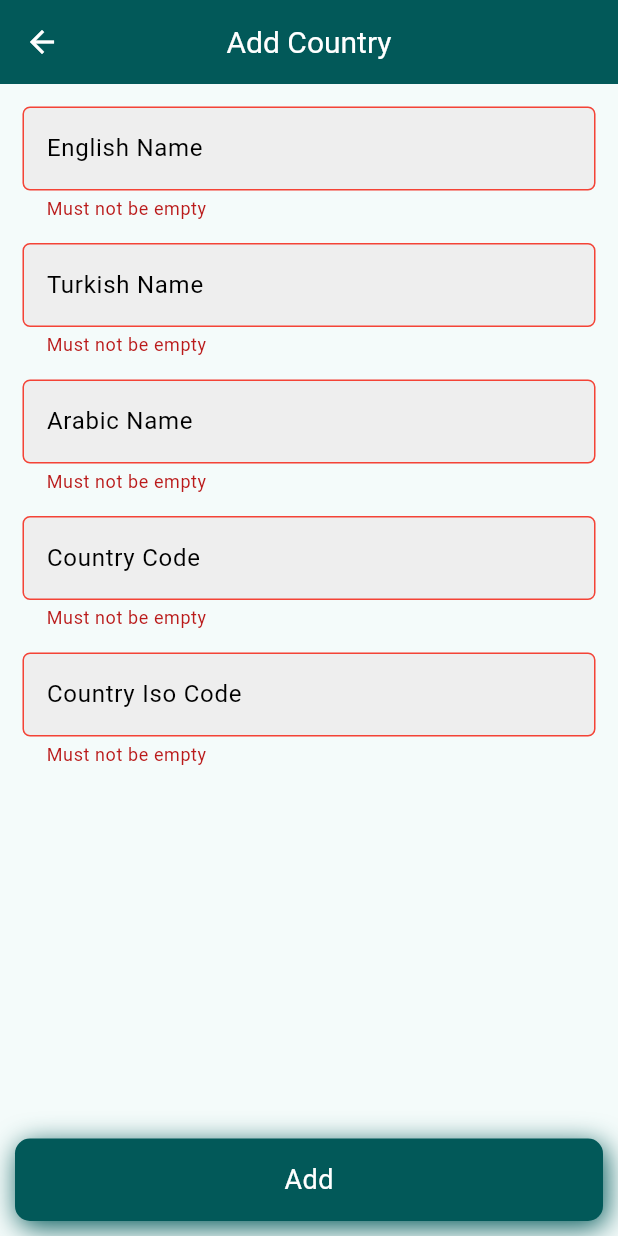
After one commit to salahelden18/market_app_admin_2, a Flutter app: the AddEditCountry screen opened by its route, after a tap on "Add", on a phone screen of 412 x 824 dp. The commit adds this screen. Run offline on Flutter 3.47's test engine with Material 3 defaults, Android fonts, the phone set to English and light mode, and no system bars; our stand-ins replace animate_do, bloc, dartz, equatable, flutter_bloc, fluttertoast and 3 more; accounts and stored records are empty.

Commit message:
Working on addresses

```diff
--- a/lib/core/constants/endpoint_constants.dart
+++ b/lib/core/constants/endpoint_constants.dart
@@ -12,4 +12,7 @@ class EndpointConstants {
   static const String subCategoryPath = "$_basePath/SubCategory";
   static const String subCategoriesInsidecategoryPath =
       "$subCategoryPath/Category";
+
+// Countires
+  static const String countries = '$_basePath/Countries';
 }
--- a/lib/core/constants/list_constants.dart
+++ b/lib/core/constants/list_constants.dart
@@ -1,3 +1,5 @@
+import 'package:market_app_web_2/features/addresses/presentation/views/addresses_screen.dart';
+
 import '../../features/categories/presentation/views/categories_screen.dart';
 
 import '../models/side_menu_model.dart';
@@ -9,7 +11,7 @@ class ListConstants {
         navigationScreen: CategoriesScreen.routeName,
         title: 'Categories'),
     SideMenuModel(
-        id: 3, navigationScreen: 'navigationScreen', title: 'Address'),
+        id: 3, navigationScreen: AddressesScreen.routeName, title: 'Addresses'),
     SideMenuModel(
         id: 4, navigationScreen: 'navigationScreen', title: 'Payment Methods'),
     SideMenuModel(
--- a/lib/core/style/theme.dart
+++ b/lib/core/style/theme.dart
@@ -6,6 +6,7 @@ final appTheme = ThemeData(
   useMaterial3: true,
   appBarTheme: const AppBarTheme(
     backgroundColor: AppColors.primaryColor,
+    titleTextStyle: TextStyle(fontSize: 20),
     centerTitle: true,
     foregroundColor: Colors.white,
   ),
--- a/lib/core/utils/router.dart
+++ b/lib/core/utils/router.dart
@@ -1,8 +1,12 @@
 import 'package:flutter/material.dart';
+import 'package:market_app_web_2/features/addresses/presentation/model_view/countries_cubit/countries_cubit.dart';
+import 'package:market_app_web_2/features/addresses/presentation/views/countries/add_new_country_screen.dart';
+import 'package:market_app_web_2/features/addresses/presentation/views/addresses_screen.dart';
 import 'package:market_app_web_2/features/authentication/presentation/views/authentication_screen.dart';
 import 'package:market_app_web_2/features/categories/presentation/views/add_edit_category_screen.dart';
 import 'package:market_app_web_2/features/categories/presentation/views/categories_screen.dart';
 import 'package:market_app_web_2/features/home/presentation/views/home_screen.dart';
+import 'package:market_app_web_2/service_locator.dart';
 import 'package:market_app_web_2/splash_screen.dart';
 
 Route<dynamic> generateRouter(RouteSettings settings) {
@@ -19,6 +23,12 @@ Route<dynamic> generateRouter(RouteSettings settings) {
     case AddEditCategoryScreen.routeName:
       return MaterialPageRoute(
           builder: (ctx) => const AddEditCategoryScreen(), settings: settings);
+    case AddressesScreen.routeName:
+      return MaterialPageRoute(
+          builder: (ctx) => const AddressesScreen(), settings: settings);
+    case AddEditCountry.routeName:
+      return MaterialPageRoute(
+          builder: (ctx) => AddEditCountry(), settings: settings);
     default:
       return MaterialPageRoute(
         builder: (ctx) => const SplashScreen(),
--- /dev/null
+++ b/lib/core/widgets/loading_shape.dart
@@ -0,0 +1,21 @@
+import 'package:flutter/material.dart';
+
+// ignore: must_be_immutable
+class LoadingShapeFullScreen extends StatelessWidget {
+  LoadingShapeFullScreen(
+      {super.key, required this.child, required this.condition});
+  Widget child;
+  bool condition;
+  @override
+  Widget build(BuildContext context) {
+    return Stack(
+      children: [
+        child,
+        if (condition)
+          Container(
+              color: Colors.black26,
+              child: const Center(child: CircularProgressIndicator())),
+      ],
+    );
+  }
+}
--- /dev/null
+++ b/lib/core/widgets/my_main_button.dart
@@ -0,0 +1,55 @@
+import 'package:flutter/material.dart';
+import 'package:market_app_web_2/core/style/app_colors.dart';
+
+// ignore: must_be_immutable
+class MyMainButton extends StatefulWidget {
+  final BuildContext context;
+  Function onTap;
+  final String title;
+  final EdgeInsetsGeometry margin;
+
+  MyMainButton({
+    super.key,
+    required this.context,
+    required this.onTap,
+    required this.title,
+    this.margin = const EdgeInsetsDirectional.all(0),
+  });
+
+  @override
+  State<MyMainButton> createState() => _MyMainButtonState();
+}
+
+class _MyMainButtonState extends State<MyMainButton> {
+  @override
+  Widget build(BuildContext context) {
+    double screenWidth = MediaQuery.of(context).size.width;
+    return Padding(
+      padding: widget.margin,
+      child: InkWell(
+        onTap: () {
+          widget.onTap();
+        },
+        child: Container(
+          height: (screenWidth * .04).clamp(55, 65),
+          decoration: BoxDecoration(
+              color: AppColors.primaryColor,
+              borderRadius: BorderRadius.circular(10),
+              boxShadow: const [
+                BoxShadow(
+                  color: AppColors.primaryColor,
+                  offset: Offset(2, 4),
+                  blurRadius: 15,
+                )
+              ]),
+          child: Center(
+              child: Text(widget.title,
+                  style: const TextStyle(
+                    fontSize: 18,
+                    color: Colors.white,
+                  ))),
+        ),
+      ),
+    );
+  }
+}
--- /dev/null
+++ b/lib/features/addresses/data/models/add_address_model.dart
@@ -0,0 +1,34 @@
+class AddAddressModel {
+  String? enName;
+  String? arName;
+  String? trName;
+  String? countryIsoCode;
+  String? countryCode;
+
+  AddAddressModel({
+    required this.enName,
+    required this.arName,
+    required this.trName,
+    required this.countryIsoCode,
+    required this.countryCode,
+  });
+
+  AddAddressModel.fromJson(Map<String, dynamic> json) {
+    enName = json['enName'] ?? json['enName'].toString();
+    arName = json['arName'] ?? json['arName'].toString();
+    trName = json['trName'] ?? json['trName'].toString();
+    countryIsoCode =
+        json['countryIsoCode'] ?? json['countryIsoCode'].toString();
+    countryCode = json['countryCode'] ?? json['countryCode'].toString();
+  }
+
+  Map<String, dynamic> toJson() {
+    final Map<String, dynamic> data = <String, dynamic>{};
+    data['enName'] = enName;
+    data['arName'] = arName;
+    data['trName'] = trName;
+    data['countryIsoCode'] = countryIsoCode;
+    data['countryCode'] = countryCode;
+    return data;
+  }
+}
--- /dev/null
+++ b/lib/features/addresses/data/models/address_model.dart
@@ -0,0 +1,41 @@
+class AddressModel {
+  String? enName;
+  String? arName;
+  String? trName;
+  String? countryIsoCode;
+  String? countryCode;
+  String? id;
+  String? createdAt;
+
+  AddressModel(
+      {required this.enName,
+      required this.arName,
+      required this.trName,
+      required this.countryIsoCode,
+      required this.countryCode,
+      required this.id,
+      required this.createdAt});
+
+  AddressModel.fromJson(Map<String, dynamic> json) {
+    enName = json['enName'] ?? json['enName'].toString();
+    arName = json['arName'] ?? json['arName'].toString();
+    trName = json['trName'] ?? json['trName'].toString();
+    countryIsoCode =
+        json['countryIsoCode'] ?? json['countryIsoCode'].toString();
+    countryCode = json['countryCode'] ?? json['countryCode'].toString();
+    id = json['id'] ?? json['id'].toString();
+    createdAt = json['createdAt'] ?? json['createdAt'].toString();
+  }
+
+  Map<String, dynamic> toJson() {
+    final Map<String, dynamic> data = <String, dynamic>{};
+    data['enName'] = enName;
+    data['arName'] = arName;
+    data['trName'] = trName;
+    data['countryIsoCode'] = countryIsoCode;
+    data['countryCode'] = countryCode;
+    data['id'] = id;
+    data['createdAt'] = createdAt;
+    return data;
+  }
+}
--- /dev/null
+++ b/lib/features/addresses/presentation/model_view/countries_cubit/countries_cubit.dart
@@ -0,0 +1,39 @@
+import 'package:bloc/bloc.dart';
+import 'package:equatable/equatable.dart';
+import 'package:market_app_web_2/features/addresses/data/models/add_address_model.dart';
+import 'package:market_app_web_2/features/addresses/data/models/address_model.dart';
+import 'package:market_app_web_2/features/addresses/data/repository/countries_repo/countries_repo_impl.dart';
+import 'package:market_app_web_2/service_locator.dart';
+part 'countries_state.dart';
+
+class CountriesCubit extends Cubit<CountriesStates> {
+  CountriesCubit() : super(CountriesInitial());
+
+  final CountriesRepoImpl countriesRepoImpl = CountriesRepoImpl(sl());
+  List<AddressModel> countries = [];
+
+  getCountries() async {
+    emit(GetCountriesLoadingState());
+
+    var result = await countriesRepoImpl.getCountries();
+
+    result.fold((left) => emit(GetCountriesFailureState(left.message)),
+        (right) {
+      emit(GetCountriesSuccessState(right!));
+    });
+  }
+
+  addCountry({
+    required AddAddressModel addAddressModel,
+  }) async {
+    emit(AddCountryLoadingState());
+
+    var result =
+        await countriesRepoImpl.addCountry(addAddressModel: addAddressModel);
+
+    result.fold((left) => emit(AddCountryFailureState(left.message)), (right) {
+      getCountries();
+      emit(AddCountrySuccessState());
+    });
+  }
+}
--- /dev/null
+++ b/lib/features/addresses/presentation/model_view/countries_cubit/countries_state.dart
@@ -0,0 +1,49 @@
+part of 'countries_cubit.dart';
+
+sealed class CountriesStates extends Equatable {
+  const CountriesStates();
+
+  @override
+  List<Object> get props => [];
+}
+
+final class CountriesInitial extends CountriesStates {}
+
+final class GetCountriesLoadingState extends CountriesStates {}
+
+final class GetCountriesSuccessState extends CountriesStates {
+  final List<AddressModel> countries;
+  const GetCountriesSuccessState(this.countries);
+}
+
+final class GetCountriesFailureState extends CountriesStates {
+  final String failureMessage;
+  const GetCountriesFailureState(this.failureMessage);
+}
+
+final class AddCountryLoadingState extends CountriesStates {}
+
+final class AddCountrySuccessState extends CountriesStates {}
+
+final class AddCountryFailureState extends CountriesStates {
+  final String failureMessage;
+  const AddCountryFailureState(this.failureMessage);
+}
+
+final class EditCountryLoadingState extends CountriesStates {}
+
+final class EditCountrySuccessState extends CountriesStates {}
+
+final class EditCountryFailureState extends CountriesStates {
+  final String failureMessage;
+  const EditCountryFailureState(this.failureMessage);
+}
+
+final class DeleteCountryLoadingState extends CountriesStates {}
+
+final class DeleteCountrySuccessState extends CountriesStates {}
+
+final class DeleteCountryFailureState extends CountriesStates {
+  final String failureMessage;
+  const DeleteCountryFailureState(this.failureMessage);
+}
--- /dev/null
+++ b/lib/features/addresses/presentation/views/countries/add_new_country_screen.dart
@@ -0,0 +1,132 @@
+import 'package:flutter/material.dart';
+import 'package:flutter_bloc/flutter_bloc.dart';
+import 'package:market_app_web_2/core/widgets/loading_shape.dart';
+import 'package:market_app_web_2/core/widgets/my_main_button.dart';
+import 'package:market_app_web_2/core/widgets/text_form_field_widget.dart';
+import 'package:market_app_web_2/features/addresses/data/models/add_address_model.dart';
+import 'package:market_app_web_2/features/addresses/presentation/model_view/countries_cubit/countries_cubit.dart';
+import 'package:market_app_web_2/service_locator.dart';
+
+class AddEditCountry extends StatelessWidget {
+  static const String routeName = 'add-edit-country-screen';
+  final TextEditingController enNameController = TextEditingController();
+  final TextEditingController trNameController = TextEditingController();
+  final TextEditingController arNameController = TextEditingController();
+  final TextEditingController countryCodeController = TextEditingController();
+  final TextEditingController countryIsoCodeController =
+      TextEditingController();
+  final formKey = GlobalKey<FormState>();
+
+  AddEditCountry({super.key});
+
+  @override
+  Widget build(BuildContext context) {
+    bool isLoading = false;
+    return BlocConsumer<CountriesCubit, CountriesStates>(
+      listener: (context, state) {
+        if (state is AddCountryLoadingState) {
+          isLoading = true;
+        }
+        if (state is GetCountriesSuccessState) {
+          Navigator.pop(context);
+        }
+        isLoading = false;
+      },
+      builder: (context, state) {
+        return LoadingShapeFullScreen(
+          condition: isLoading,
+          child: Scaffold(
+            appBar: AppBar(
+              title: const Text('Add Country'),
+            ),
+            body: Padding(
+              padding: const EdgeInsets.all(15),
+              child: Form(
+                key: formKey,
+                child: ListView(
+                  children: [
+                    TextFormFieldWidget(
+                      label: 'English Name ',
+                      controller: enNameController,
+                      validator: (v) {
+                        if (v!.isEmpty) {
+                          return 'Must not be empty';
+                        }
+                        return null;
+                      },
+                    ),
+                    const SizedBox(height: 15),
+                    TextFormFieldWidget(
+                      label: 'Turkish Name ',
+                      controller: trNameController,
+                      validator: (v) {
+                        if (v!.isEmpty) {
+                          return 'Must not be empty';
+                        }
+                        return null;
+                      },
+                    ),
+                    const SizedBox(height: 15),
+                    TextFormFieldWidget(
+                      label: 'Arabic Name ',
+                      controller: arNameController,
+                      validator: (v) {
+                        if (v!.isEmpty) {
+                          return 'Must not be empty';
+                        }
+                        return null;
+                      },
+                    ),
+                    const SizedBox(height: 15),
+                    TextFormFieldWidget(
+                      label: 'Country Code',
+                      controller: countryCodeController,
+                      validator: (v) {
+                        if (v!.isEmpty) {
+                          return 'Must not be empty';
+                        }
+                        return null;
+                      },
+                    ),
+                    const SizedBox(height: 15),
+                    TextFormFieldWidget(
+                      label: 'Country Iso Code',
+                      controller: countryIsoCodeController,
+                      validator: (v) {
+                        if (v!.isEmpty) {
+                          return 'Must not be empty';
+                        }
+                        return null;
+                      },
+                    ),
+                  ],
+                ),
+              ),
+            ),
+            bottomNavigationBar: Padding(
+              padding: const EdgeInsets.all(10),
+              child: MyMainButton(
+                context: context,
+                onTap: () {
+                  if (formKey.currentState!.validate()) {
+                    AddAddressModel addAddressModel = AddAddressModel(
+                      enName: enNameController.text,
+                      arName: arNameController.text,
+                      trName: trNameController.text,
+                      countryIsoCode: countryIsoCodeController.text,
+                      countryCode: countryCodeController.text,
+                    );
+
+                    sl<CountriesCubit>()
+                        .addCountry(addAddressModel: addAddressModel);
+                  }
+                },
+                title: 'Add',
+              ),
+            ),
+          ),
+        );
+      },
+    );
+  }
+}
--- a/lib/main.dart
+++ b/lib/main.dart
@@ -1,5 +1,6 @@
 import 'package:flutter/material.dart';
 import 'package:flutter_bloc/flutter_bloc.dart';
+import 'package:market_app_web_2/features/addresses/presentation/model_view/countries_cubit/countries_cubit.dart';
 import 'package:market_app_web_2/features/categories/presentation/model_views/subcategory/subcategory_cubit.dart';
 import 'core/cubit/sidemenu/side_menu_cubit.dart';
 import 'core/style/theme.dart';
@@ -38,10 +39,10 @@ class MyApp extends StatelessWidget {
         BlocProvider(create: (ctx) => SideMenuCubit()..init()),
         BlocProvider(create: (ctx) => CategoriesCubit(di.sl())),
         BlocProvider(create: (ctx) => SubCategoryCubit(di.sl())),
+        BlocProvider(create: (ctx) => CountriesCubit()),
       ],
       child: MaterialApp(
         debugShowCheckedModeBanner: false,
-        title: 'Flutter Demo',
         theme: appTheme,
         onGenerateRoute: generateRouter,
         home: const SplashScreen(),
--- a/lib/service_locator.dart
+++ b/lib/service_locator.dart
@@ -1,4 +1,5 @@
 import 'package:get_it/get_it.dart';
+import 'package:market_app_web_2/features/addresses/presentation/model_view/countries_cubit/countries_cubit.dart';
 import 'package:market_app_web_2/features/categories/data/repo/categories_repo.dart';
 import 'package:market_app_web_2/features/categories/data/repo/categories_repo_impl.dart';
 import 'core/services/http_service.dart';
@@ -18,4 +19,7 @@ Future<void> init() async {
   sl.registerLazySingleton<AuthenticatioRepo>(
       () => AuthenticationRepoImpl(sl()));
   sl.registerLazySingleton<CategoriesRepo>(() => CategoriesRepoImpl(sl()));
+
+  // Addresses
+  sl.registerLazySingleton<CountriesCubit>(() => CountriesCubit());
 }
--- a/pubspec.yaml
+++ b/pubspec.yaml
@@ -40,6 +40,7 @@ dependencies:
   auto_route: ^8.1.2
   animate_do: ^3.3.4
   image_picker: ^1.1.0
+
 
 
   # The following adds the Cupertino Icons font to your application.
```
Also changed, not shown: lib/features/addresses/data/repository/countries_repo/countries_repo.dart (added, +11 -0 lines), lib/features/addresses/data/repository/countries_repo/countries_repo_impl.dart (added, +31 -0 lines), lib/features/addresses/presentation/views/addresses_screen.dart (added, +72 -0 lines), lib/features/addresses/presentation/views/widgets/address_item_widget.dart (added, +22 -0 lines), lib/features/addresses/presentation/views/widgets/title_and_edit_and_delete_item_widget.dart (added, +41 -0 lines), pubspec.lock.
